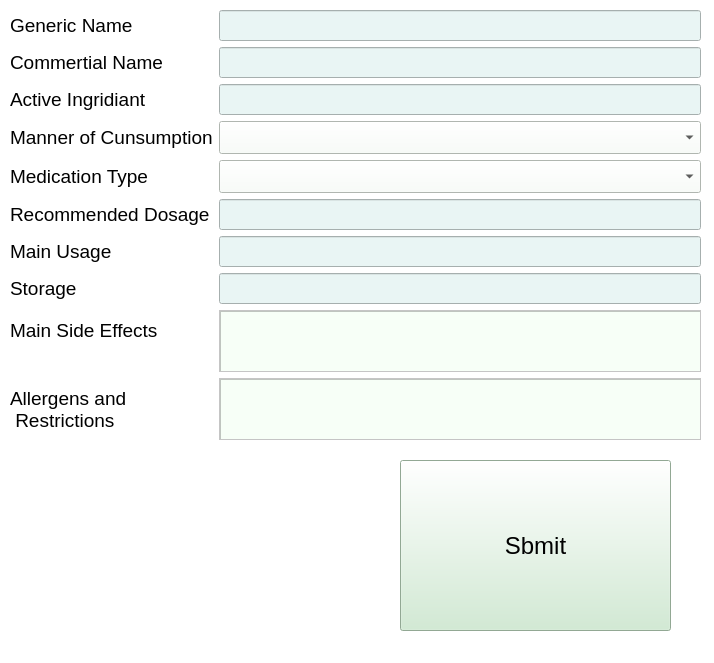
The window that GUIui/addMedication.ui (yahalomit/Drugs-Matching-Project) describes before a commit, drawn with Qt 5.
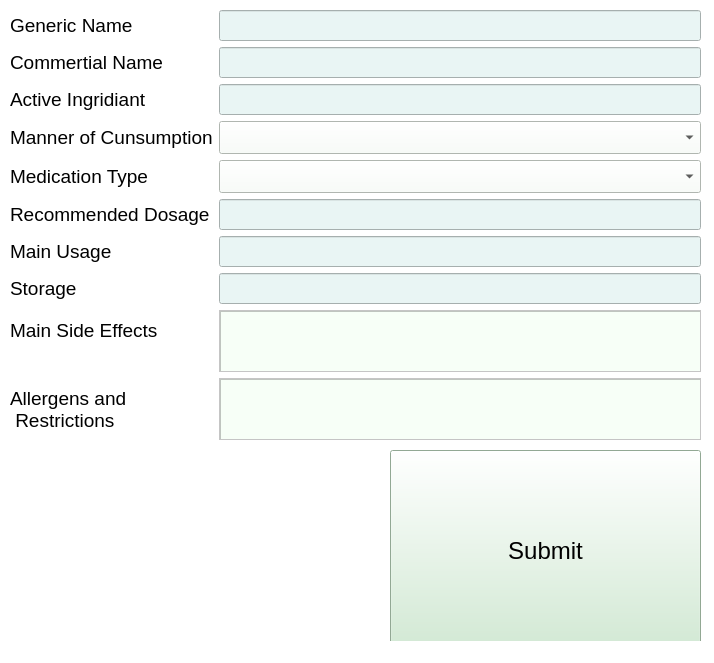
The same window after the commit. Icons and pictures are not drawn.

The edit to the form file:
```diff
--- a/GUIui/addMedication.ui
+++ b/GUIui/addMedication.ui
@@ -365,10 +365,10 @@
    <widget class="QPushButton" name="submitBtn">
     <property name="geometry">
      <rect>
-      <x>400</x>
-      <y>460</y>
-      <width>271</width>
-      <height>171</height>
+      <x>390</x>
+      <y>450</y>
+      <width>311</width>
+      <height>201</height>
      </rect>
     </property>
     <property name="font">
@@ -380,7 +380,7 @@
      <string notr="true">background-color: rgb(204, 235, 207);</string>
     </property>
     <property name="text">
-     <string>Sbmit</string>
+     <string>Submit</string>
     </property>
    </widget>
   </widget>
```
